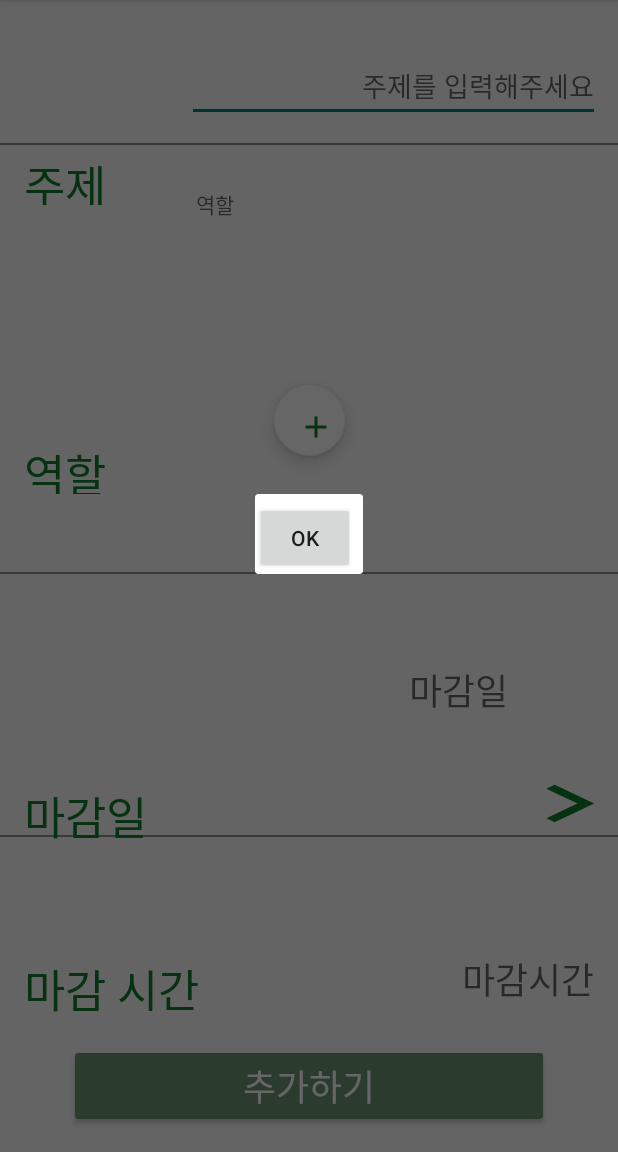
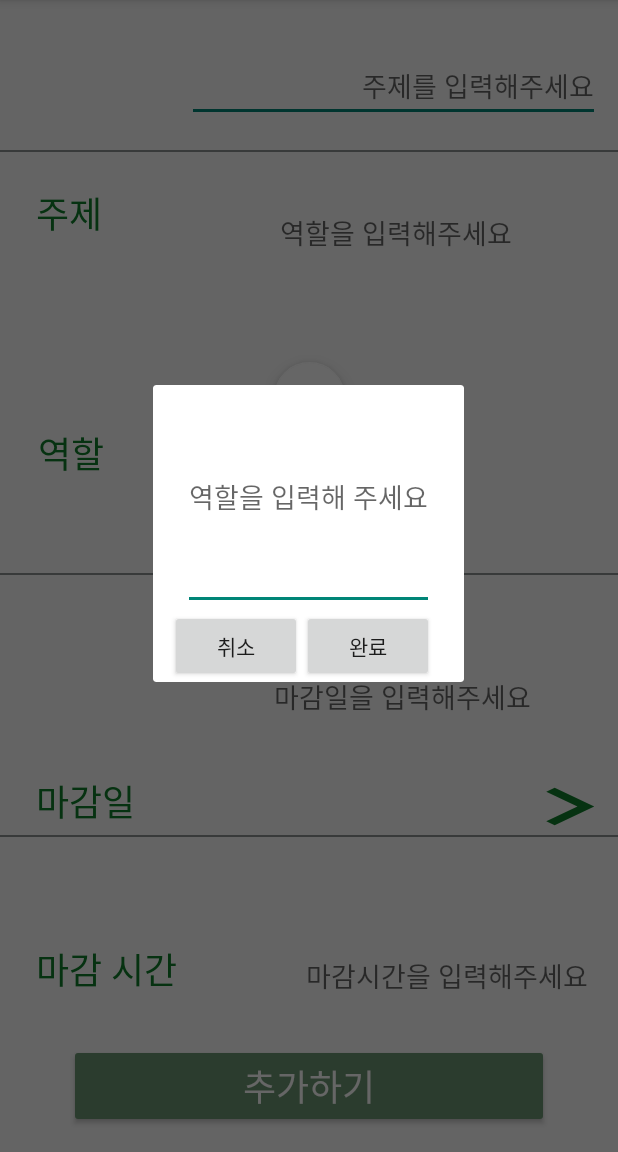
Before and after one commit to 8hojung24/Android_EveryTeamProject, an Android app: the Registration screen opened directly, with no data from a screen before it, after a tap on an icon or button, on a phone screen of 412 x 824 dp, the part 84-1236 px from its top. Run offline under Robolectric (Android 15) with nearby library versions, the phone set to English and light mode, and no system bars.

Commit message:
registration 작업 완료 (추가하기 버튼 구현 제외)

```diff
--- a/app/src/main/java/com/example/everyteamproject/Registration.kt
+++ b/app/src/main/java/com/example/everyteamproject/Registration.kt
@@ -1,5 +1,6 @@
 package com.example.everyteamproject
 
+import CustomDialog
 import android.app.DatePickerDialog
 import android.app.TimePickerDialog
 import android.os.Bundle
--- a/app/src/main/java/com/example/everyteamproject/RoleDialog.kt
+++ b/app/src/main/java/com/example/everyteamproject/RoleDialog.kt
@@ -1,10 +1,11 @@
-package com.example.everyteamproject
+//package com.example.everyteamproject
 
 import android.app.Dialog
 import android.content.Context
 import android.view.WindowManager
 import android.widget.EditText
 import kotlinx.android.synthetic.main.activity_role_dialog.*
+import com.example.everyteamproject.R
 
 class CustomDialog(context: Context)
 {
@@ -18,7 +19,7 @@ class CustomDialog(context: Context)
 
     fun showDialog()
     {
-        dialog.setContentView(R.layout.custom_dialog)
+        dialog.setContentView(R.layout.activity_role_dialog) //여기확인-Okay
         dialog.window!!.setLayout(WindowManager.LayoutParams.WRAP_CONTENT, WindowManager.LayoutParams.WRAP_CONTENT)
         dialog.setCanceledOnTouchOutside(true)
         dialog.setCancelable(true)
--- a/app/src/main/res/layout/activity_registration.xml
+++ b/app/src/main/res/layout/activity_registration.xml
@@ -14,9 +14,10 @@
         android:layout_marginEnd="12dp"
         android:ems="10"
         android:hint="주제를 입력해주세요"
+        android:inputType="textShortMessage"
         android:privateImeOptions="defaultInputmode=Korean"
-        android:inputType="textShortMessage"
         android:textAlignment="viewEnd"
+        android:textSize="18sp"
         app:layout_constraintEnd_toEndOf="parent"
         app:layout_constraintHorizontal_bias="1.0"
         app:layout_constraintStart_toEndOf="@+id/textView"
@@ -26,14 +27,13 @@
         android:id="@+id/textView"
         android:layout_width="59dp"
         android:layout_height="36dp"
-        android:layout_marginStart="16dp"
+        android:layout_marginStart="24dp"
         android:text="주제"
         android:textColor="@color/TeamColor"
-        android:textSize="30sp"
+        android:textSize="24sp"
         app:layout_constraintBottom_toTopOf="@+id/textView2"
         app:layout_constraintStart_toStartOf="parent"
-        app:layout_constraintTop_toTopOf="parent"
-        app:layout_constraintVertical_bias="0.391" />
+        app:layout_constraintTop_toTopOf="parent" />
 
     <View
         android:id="@+id/view3"
@@ -75,37 +75,36 @@
         android:layout_width="59dp"
         android:layout_height="36dp"
         android:layout_marginEnd="32dp"
-        android:layout_marginBottom="192dp"
+        android:layout_marginBottom="196dp"
         android:text="역할"
         android:textColor="@color/TeamColor"
-        android:textSize="30sp"
+        android:textSize="24sp"
         app:layout_constraintBottom_toTopOf="@+id/textView3"
         app:layout_constraintEnd_toStartOf="@+id/R_Role"
-        app:layout_constraintHorizontal_bias="0.324"
         app:layout_constraintStart_toStartOf="parent" />
 
     <TextView
         android:id="@+id/textView3"
         android:layout_width="85dp"
-        android:layout_height="39dp"
-        android:layout_marginStart="16dp"
+        android:layout_height="wrap_content"
+        android:layout_marginStart="24dp"
         android:layout_marginBottom="76dp"
         android:text="마감일"
         android:textColor="@color/TeamColor"
         android:textColorHighlight="@color/teal_700"
-        android:textSize="30sp"
+        android:textSize="24sp"
         app:layout_constraintBottom_toTopOf="@+id/textView4"
         app:layout_constraintStart_toStartOf="parent" />
 
     <TextView
         android:id="@+id/textView4"
         android:layout_width="126dp"
-        android:layout_height="43dp"
-        android:layout_marginStart="16dp"
-        android:layout_marginBottom="88dp"
+        android:layout_height="wrap_content"
+        android:layout_marginStart="24dp"
+        android:layout_marginBottom="104dp"
         android:text="마감 시간"
         android:textColor="@color/TeamColor"
-        android:textSize="30sp"
+        android:textSize="24sp"
         app:layout_constraintBottom_toBottomOf="parent"
         app:layout_constraintEnd_toStartOf="@+id/R_ClosingTime"
         app:layout_constraintHorizontal_bias="0.0"
@@ -113,40 +112,42 @@
 
     <TextView
         android:id="@+id/R_Role"
-        android:layout_width="257dp"
-        android:layout_height="131dp"
+        android:layout_width="229dp"
+        android:layout_height="100dp"
         android:layout_marginStart="8dp"
-        android:layout_marginTop="44dp"
+        android:layout_marginTop="60dp"
         android:layout_marginEnd="8dp"
-        android:hint="역할"
+        android:hint="역할을 입력해주세요"
+        android:textAlignment="center"
+        android:textSize="18sp"
         app:layout_constraintEnd_toEndOf="parent"
         app:layout_constraintStart_toEndOf="@+id/textView2"
         app:layout_constraintTop_toBottomOf="@+id/R_Subject" />
 
     <TextView
         android:id="@+id/R_ClosingDate"
-        android:layout_width="167dp"
-        android:layout_height="37dp"
+        android:layout_width="200dp"
+        android:layout_height="wrap_content"
         android:layout_marginEnd="12dp"
-        android:hint="마감일"
+        android:hint="마감일을 입력해주세요"
         android:textAlignment="viewEnd"
-        android:textSize="24sp"
+        android:textSize="18sp"
         app:layout_constraintBottom_toTopOf="@+id/R_ClosingTime"
         app:layout_constraintEnd_toEndOf="parent"
-        app:layout_constraintHorizontal_bias="0.534"
+        app:layout_constraintHorizontal_bias="0.489"
         app:layout_constraintStart_toEndOf="@+id/textView3"
         app:layout_constraintTop_toBottomOf="@+id/R_Role"
-        app:layout_constraintVertical_bias="0.544" />
+        app:layout_constraintVertical_bias="0.568" />
 
     <TextView
         android:id="@+id/R_ClosingTime"
         android:layout_width="224dp"
-        android:layout_height="45dp"
-        android:layout_marginEnd="16dp"
-        android:layout_marginBottom="88dp"
-        android:hint="마감시간"
+        android:layout_height="wrap_content"
+        android:layout_marginEnd="20dp"
+        android:layout_marginBottom="104dp"
+        android:hint="마감시간을 입력해주세요"
         android:textAlignment="viewEnd"
-        android:textSize="24sp"
+        android:textSize="18sp"
         app:layout_constraintBottom_toBottomOf="parent"
         app:layout_constraintEnd_toEndOf="parent" />
 
--- a/app/src/main/res/layout/activity_role_dialog.xml
+++ b/app/src/main/res/layout/activity_role_dialog.xml
@@ -1,36 +1,36 @@
 <?xml version="1.0" encoding="utf-8"?>
 
 <LinearLayout xmlns:android="http://schemas.android.com/apk/res/android"
-    android:layout_width="wrap_content"
+    android:layout_width="match_parent"
     android:layout_height="wrap_content"
     android:orientation="vertical">
 
     <EditText
         android:id="@+id/role_edit"
         android:layout_width="match_parent"
-        android:layout_height="wrap_content"
+        android:layout_height="150dp"
         android:layout_marginStart="20dp"
         android:layout_marginEnd="20dp"
-        android:hint="역할을 입력해 주세요"/>
+        android:hint="역할을 입력해 주세요" />
 
     <LinearLayout
         android:layout_width="match_parent"
         android:layout_height="wrap_content"
+        android:layout_marginEnd="20dp"
         android:gravity="end"
-        android:layout_marginEnd="20dp"
         android:orientation="horizontal">
 
         <Button
             android:id="@+id/cancel_button"
             android:layout_width="wrap_content"
             android:layout_height="wrap_content"
-            android:text="취소"/>
+            android:text="취소" />
 
         <Button
             android:id="@+id/finish_button"
             android:layout_width="wrap_content"
             android:layout_height="wrap_content"
-            android:text="완료"/>
+            android:text="완료" />
     </LinearLayout>
 
 </LinearLayout>
```
